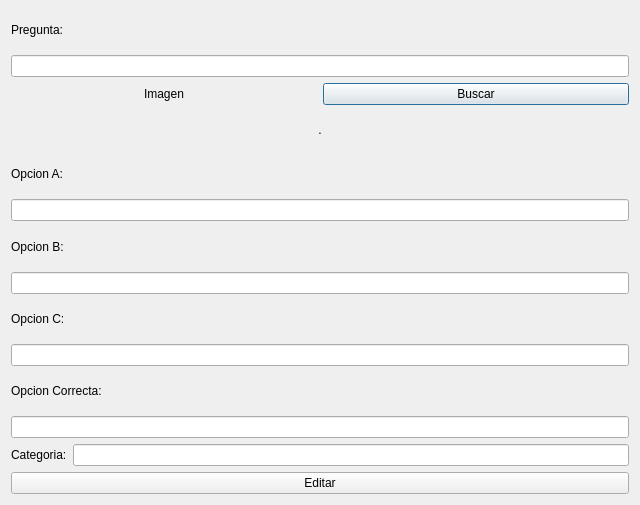
Before: the Qt Designer form ventanaeditarpreguntas.ui in IvanParedes03/TriviaLP2, drawn with Qt 5.
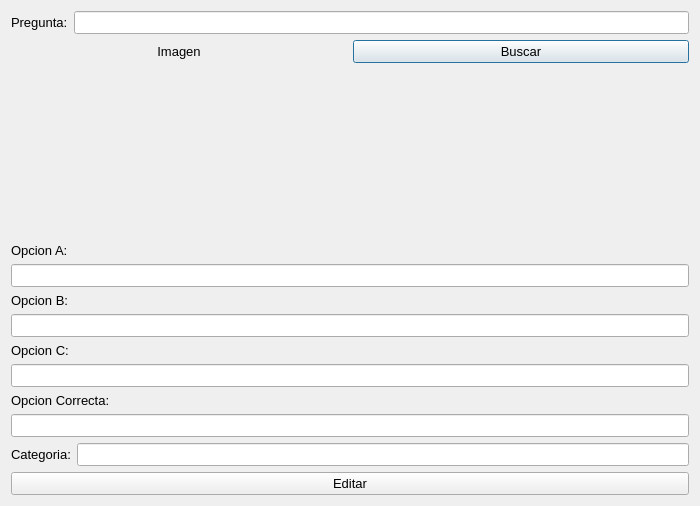
After: the same form once the commit is applied.

```diff
--- a/ventanaeditarpreguntas.ui
+++ b/ventanaeditarpreguntas.ui
@@ -6,28 +6,60 @@
    <rect>
     <x>0</x>
     <y>0</y>
-    <width>640</width>
-    <height>505</height>
+    <width>700</width>
+    <height>506</height>
    </rect>
   </property>
+  <property name="minimumSize">
+   <size>
+    <width>700</width>
+    <height>506</height>
+   </size>
+  </property>
+  <property name="maximumSize">
+   <size>
+    <width>700</width>
+    <height>506</height>
+   </size>
+  </property>
   <property name="windowTitle">
    <string>Dialog</string>
   </property>
   <layout class="QVBoxLayout" name="verticalLayout">
    <item>
+    <layout class="QHBoxLayout" name="horizontalLayout_4">
+     <item>
     <widget class="QLabel" name="label">
+       <property name="font">
+        <font>
+         <pointsize>10</pointsize>
+        </font>
+       </property>
      <property name="text">
       <string>Pregunta:</string>
      </property>
     </widget>
    </item>
    <item>
-    <widget class="QLineEdit" name="lineEdit_preguntaEditar"/>
+      <widget class="QLineEdit" name="lineEdit_preguntaEditar">
+       <property name="font">
+        <font>
+         <pointsize>10</pointsize>
+        </font>
+       </property>
+      </widget>
+     </item>
+    </layout>
    </item>
    <item>
     <layout class="QHBoxLayout" name="horizontalLayout">
      <item>
       <widget class="QLabel" name="label_5">
+       <property name="font">
+        <font>
+         <pointsize>10</pointsize>
+        </font>
+       </property>
        <property name="text">
         <string>Imagen</string>
        </property>
@@ -38,6 +70,11 @@
      </item>
      <item>
       <widget class="QPushButton" name="pushButton_buscarImagenEditar">
+       <property name="font">
+        <font>
+         <pointsize>10</pointsize>
+        </font>
+       </property>
        <property name="text">
         <string>Buscar</string>
        </property>
@@ -49,12 +86,15 @@
     <widget class="QLabel" name="label_imagenEditar">
      <property name="maximumSize">
       <size>
-       <width>167772</width>
-       <height>167772</height>
+       <width>16777215</width>
+       <height>16777215</height>
       </size>
      </property>
      <property name="text">
-      <string>.</string>
+      <string/>
+     </property>
+     <property name="scaledContents">
+      <bool>true</bool>
      </property>
      <property name="alignment">
       <set>Qt::AlignmentFlag::AlignCenter</set>
@@ -65,37 +105,77 @@
     </widget>
    </item>
    <item>
+    <layout class="QVBoxLayout" name="verticalLayout_opciones">
+     <item>
     <widget class="QLabel" name="label_6">
+       <property name="font">
+        <font>
+         <pointsize>10</pointsize>
+        </font>
+       </property>
      <property name="text">
       <string>Opcion A:</string>
      </property>
     </widget>
    </item>
    <item>
-    <widget class="QLineEdit" name="lineEdit_opcionAEditar"/>
+      <widget class="QLineEdit" name="lineEdit_opcionAEditar">
+       <property name="font">
+        <font>
+         <pointsize>10</pointsize>
+        </font>
+       </property>
+      </widget>
    </item>
    <item>
     <widget class="QLabel" name="label_7">
+       <property name="font">
+        <font>
+         <pointsize>10</pointsize>
+        </font>
+       </property>
      <property name="text">
       <string>Opcion B:</string>
      </property>
     </widget>
    </item>
    <item>
-    <widget class="QLineEdit" name="lineEdit_opcionBEditar"/>
+      <widget class="QLineEdit" name="lineEdit_opcionBEditar">
+       <property name="font">
+        <font>
+         <pointsize>10</pointsize>
+        </font>
+       </property>
+      </widget>
    </item>
    <item>
     <widget class="QLabel" name="label_8">
+       <property name="font">
+        <font>
+         <pointsize>10</pointsize>
+        </font>
+       </property>
      <property name="text">
       <string>Opcion C:</string>
      </property>
     </widget>
    </item>
    <item>
-    <widget class="QLineEdit" name="lineEdit_opcionCEditar"/>
+      <widget class="QLineEdit" name="lineEdit_opcionCEditar">
+       <property name="font">
+        <font>
+         <pointsize>10</pointsize>
+        </font>
+       </property>
+      </widget>
    </item>
    <item>
     <widget class="QLabel" name="label_9">
+       <property name="font">
+        <font>
+         <pointsize>10</pointsize>
+        </font>
+       </property>
      <property name="text">
       <string>Opcion Correcta:</string>
      </property>
@@ -103,22 +183,40 @@
    </item>
    <item>
     <widget class="QLineEdit" name="lineEdit_opcionCorrectaEditar">
+       <property name="font">
+        <font>
+         <pointsize>10</pointsize>
+        </font>
+       </property>
      <property name="maxLength">
       <number>1</number>
      </property>
     </widget>
    </item>
+    </layout>
+   </item>
    <item>
     <layout class="QHBoxLayout" name="horizontalLayout_2">
      <item>
       <widget class="QLabel" name="label_10">
+       <property name="font">
+        <font>
+         <pointsize>10</pointsize>
+        </font>
+       </property>
        <property name="text">
         <string>Categoria:</string>
        </property>
       </widget>
      </item>
      <item>
-      <widget class="QLineEdit" name="lineEdit_categoriaEditar"/>
+      <widget class="QLineEdit" name="lineEdit_categoriaEditar">
+       <property name="font">
+        <font>
+         <pointsize>10</pointsize>
+        </font>
+       </property>
+      </widget>
      </item>
     </layout>
    </item>
@@ -126,6 +224,11 @@
     <layout class="QHBoxLayout" name="horizontalLayout_3">
      <item>
       <widget class="QPushButton" name="pushButton_editarPregunta">
+       <property name="font">
+        <font>
+         <pointsize>10</pointsize>
+        </font>
+       </property>
        <property name="text">
         <string>Editar</string>
        </property>
```
Lines whose indentation alone changed are shown as unchanged.
